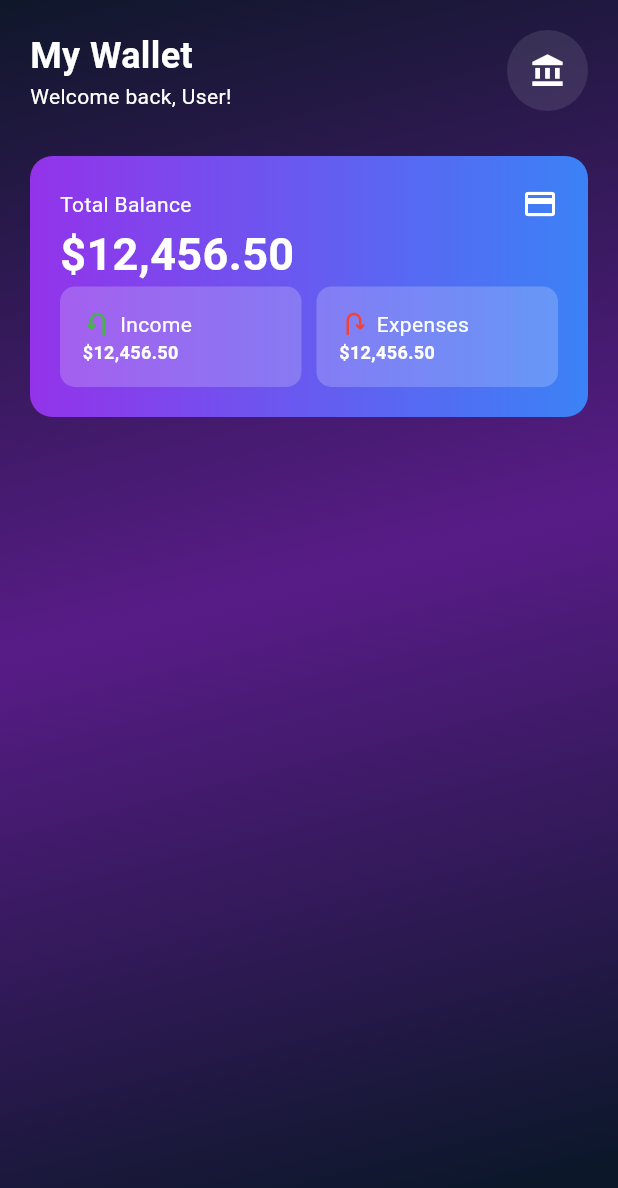
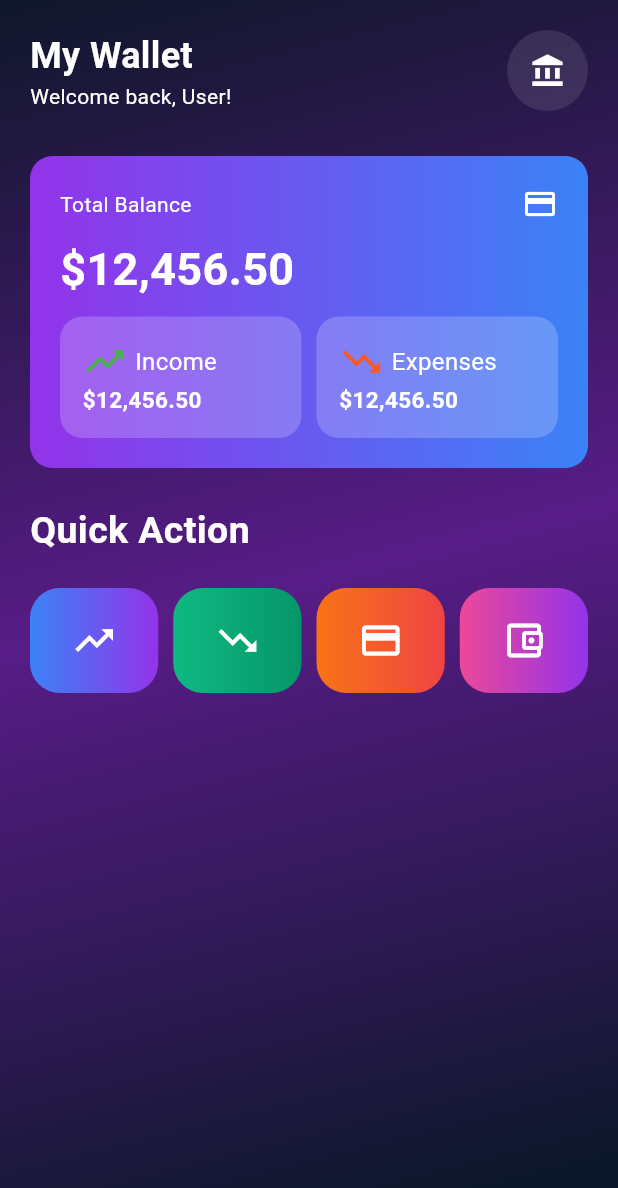
Before and after one commit to asaduzzaman-ashik3/finance_dashboard, a Flutter app: the screen it shows after launch, on a phone screen of 412 x 824 dp. Shown: the top 1188 px of the screen. Run offline on Flutter 3.47's test engine with Material 3 defaults, Android fonts, the phone set to English and light mode, and no system bars.

Commit message:
balancecard and quick action section addd

```diff
--- a/lib/main.dart
+++ b/lib/main.dart
@@ -42,6 +42,10 @@ class Dashboard extends StatelessWidget {
                 const SizedBox(height: 30),
                 balanceCard(),
                 const SizedBox(height: 24),
+                quickAction(),
+                SizedBox(height: 20),
+                trancsaction(),
+                const SizedBox(height: 24,)
               ],
             ),
           ),
@@ -104,6 +108,7 @@ class Dashboard extends StatelessWidget {
               Container(child: Icon(Icons.credit_card, color: Colors.white)),
             ],
           ),
+          SizedBox(height: 10),
           Text(
             "\$12,456.50",
             style: TextStyle(
@@ -112,6 +117,7 @@ class Dashboard extends StatelessWidget {
               color: Colors.white,
             ),
           ),
+          SizedBox(height: 10),
           Row(
             crossAxisAlignment: CrossAxisAlignment.start,
             children: [
@@ -120,7 +126,7 @@ class Dashboard extends StatelessWidget {
                   padding: EdgeInsets.all(15),
                   decoration: BoxDecoration(
                     color: Colors.white.withOpacity(0.2),
-                    borderRadius: BorderRadius.circular(10),
+                    borderRadius: BorderRadius.circular(15),
                   ),
                   child: Column(
                     crossAxisAlignment: CrossAxisAlignment.start,
@@ -128,18 +134,18 @@ class Dashboard extends StatelessWidget {
                       Row(
                         children: [
                           Icon(
-                            Icons.u_turn_left,
+                            Icons.trending_up_outlined,
                             color: Colors.green,
-                            size: 20,
+                            size: 30,
                           ),
                           SizedBox(width: 5),
-                          Text("Income", style: TextStyle(color: Colors.white)),
+                          Text("Income", style: TextStyle(color: Colors.white,fontSize: 16)),
                         ],
                       ),
                       Text(
                         "\$12,456.50",
                         style: TextStyle(
-                          fontSize: 12,
+                          fontSize: 15,
                           fontWeight: FontWeight.bold,
                           color: Colors.white,
                         ),
@@ -154,7 +160,7 @@ class Dashboard extends StatelessWidget {
                   padding: EdgeInsets.all(15),
                   decoration: BoxDecoration(
                     color: Colors.white.withOpacity(0.2),
-                    borderRadius: BorderRadius.circular(10),
+                    borderRadius: BorderRadius.circular(15),
                   ),
                   child: Column(
                     crossAxisAlignment: CrossAxisAlignment.start,
@@ -162,18 +168,18 @@ class Dashboard extends StatelessWidget {
                       Row(
                         children: [
                           Icon(
-                            Icons.u_turn_right_rounded,
-                            color: Colors.red,
-                            size: 20,
+                            Icons.trending_down_outlined,
+                            color: Colors.deepOrange,
+                            size: 30,
                           ),
                           SizedBox(width: 5),
-                          Text("Expenses", style: TextStyle(color: Colors.white)),
+                          Text("Expenses", style: TextStyle(color: Colors.white,fontSize: 16)),
                         ],
                       ),
                       Text(
                         "\$12,456.50",
                         style: TextStyle(
-                          fontSize: 12,
+                          fontSize: 15,
                           fontWeight: FontWeight.bold,
                           color: Colors.white,
                         ),
@@ -188,4 +194,88 @@ class Dashboard extends StatelessWidget {
       ),
     );
   }
+
+  Widget quickAction() {
+    return Column(
+      crossAxisAlignment: CrossAxisAlignment.start,
+      children: [
+        Text(
+          "Quick Action",
+          style: TextStyle(
+            fontSize: 25,
+            fontWeight: FontWeight.bold,
+            color: Colors.white,
+          ),
+        ),
+        SizedBox(height: 20),
+
+        Row(
+          mainAxisAlignment: MainAxisAlignment.spaceBetween,
+          children: [
+            Expanded(
+              child: Container(
+                decoration: BoxDecoration(
+                  borderRadius: BorderRadius.circular(20),
+                  gradient: LinearGradient(
+                    colors: [Color(0xFF3b82f6), Color(0xFF9333ea)],
+                  ),
+                ),
+                padding: EdgeInsets.all(20),
+                child: Icon(Icons.trending_up_outlined, color: Colors.white,size: 30,),
+              ),
+            ),
+            SizedBox(width: 10),
+            Expanded(
+              child: Container(
+                decoration: BoxDecoration(
+                  borderRadius: BorderRadius.circular(20),
+                  gradient: LinearGradient(
+                    colors: [Color(0xFF10b981), Color(0xFF059669)],
+                  ),
+                ),
+                padding: EdgeInsets.all(20),
+                child: Icon(Icons.trending_down_outlined, color: Colors.white,size: 30,),
+              ),
+            ),
+            SizedBox(width: 10),
+            Expanded(
+              child: Container(
+                decoration: BoxDecoration(
+                  borderRadius: BorderRadius.circular(20),
+                  gradient: LinearGradient(
+                    colors: [Color(0xFFf97316), Color(0xFFef4444)],
+                  ),
+                ),
+                padding: EdgeInsets.all(20),
+                child: Icon(Icons.credit_card_outlined, color: Colors.white,size: 30,),
+              ),
+            ),
+            SizedBox(width: 10),
+            Expanded(
+              child: Container(
+                decoration: BoxDecoration(
+                  borderRadius: BorderRadius.circular(20),
+                  gradient: LinearGradient(
+                    colors: [Color(0xFFec4899), Color(0xFF9333ea)],
+                  ),
+                ),
+                padding: EdgeInsets.all(20),
+                child: Icon(Icons.account_balance_wallet_outlined, color: Colors.white,size: 30,),
+              ),
+            ),
+
+          ],
+        ),
+      ],
+    );
+  }
+
+  Widget trancsaction(){
+      return Column(
+        children: [
+
+        ],
+      );
+  }
+
 }
```
